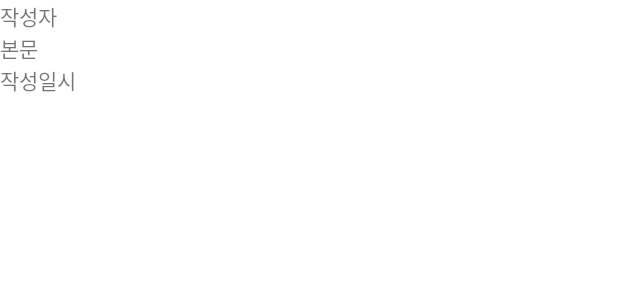
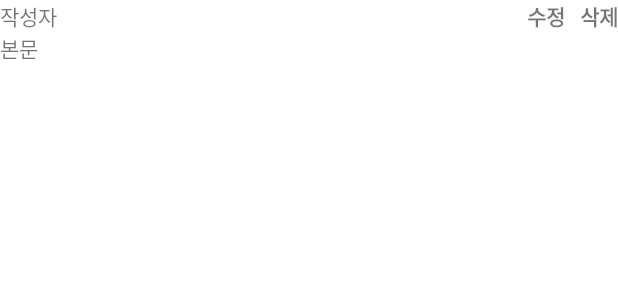
Before and after one commit to whatasame/boardcar, an Android app: the layout commentrecylcer.xml on its own in the app's theme, with its tools: preview values and no code run, on a phone screen of 412 x 824 dp. Shown: the top 300 px of the screen. Run offline under Robolectric (Android 15) with nearby library versions, the phone set to English and light mode, and no system bars.

Commit message:
댓글 수정 / 삭제 버튼 UI 추가

```diff
--- a/app/src/main/res/layout/commentrecylcer.xml
+++ b/app/src/main/res/layout/commentrecylcer.xml
@@ -2,9 +2,14 @@
 <LinearLayout xmlns:android="http://schemas.android.com/apk/res/android"
     xmlns:tools="http://schemas.android.com/tools"
     android:layout_width="match_parent"
-    android:layout_height="match_parent"
-    android:orientation="vertical"
-    >
+    android:layout_height="wrap_content"
+    android:orientation="horizontal">
+
+    <LinearLayout
+        android:layout_width="wrap_content"
+        android:layout_height="wrap_content"
+        android:layout_gravity="start"
+        android:orientation="vertical">
 
         <TextView
             android:id="@+id/CommentWriter"
@@ -13,16 +18,35 @@
             android:text="작성자"
             tools:layout_editor_absoluteX="36dp"
             tools:layout_editor_absoluteY="40dp" />
+
+
         <TextView
             android:id="@+id/CommentBody"
-        android:text="본문"
             android:layout_width="wrap_content"
             android:layout_height="wrap_content"
-        />
+            android:text="본문" />
+    </LinearLayout>
+
+    <View
+        android:layout_width="0dp"
+        android:layout_height="0dp"
+        android:layout_weight="1" />
+
     <TextView
-        android:id="@+id/CommentRegDate"
+        android:id="@+id/CommentEdit"
         android:layout_width="wrap_content"
         android:layout_height="wrap_content"
-        android:text="작성일시"
-        />
+        android:layout_gravity="end"
+        android:layout_marginEnd="10dp"
+        android:text="수정"
+        android:textStyle="bold" />
+
+    <TextView
+        android:id="@+id/CommentDelete"
+        android:layout_width="wrap_content"
+        android:layout_height="wrap_content"
+        android:gravity="end"
+        android:text="삭제"
+        android:textStyle="bold" />
+
 </LinearLayout>
```
Also changed, not shown: app/src/main/java/com/example/boardcar/OpenUI.java (+47 -2 lines), app/src/main/java/com/example/boardcar/RecyclerViewCommentAdapter.java (+42 -5 lines). Lines whose indentation alone changed are shown as unchanged.
